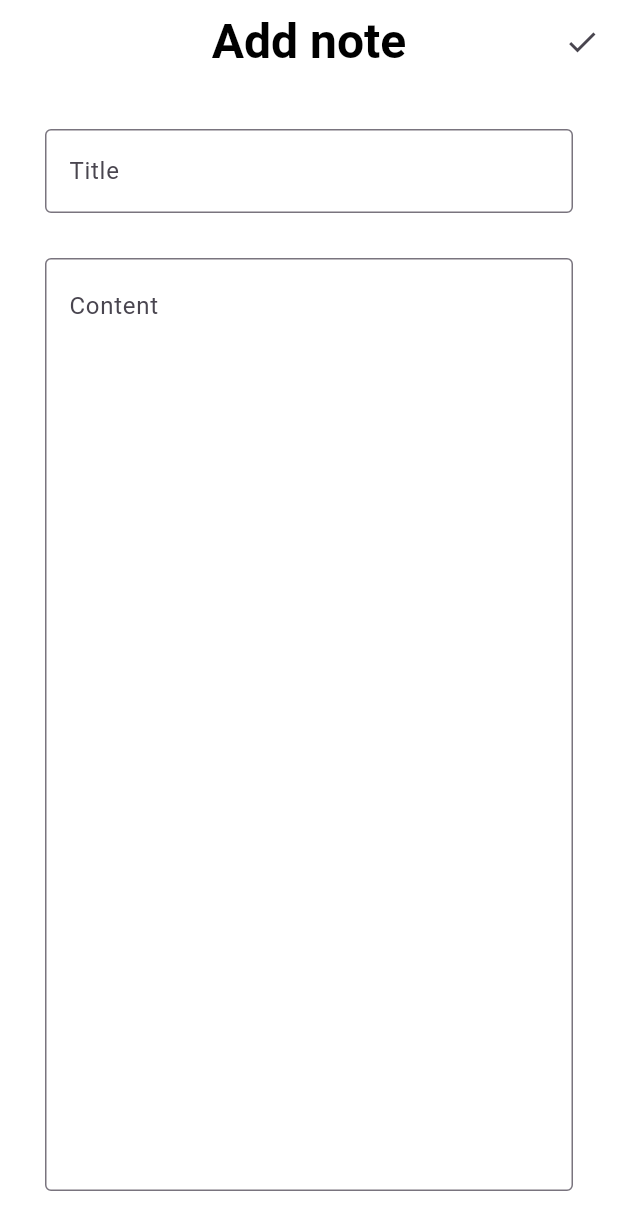
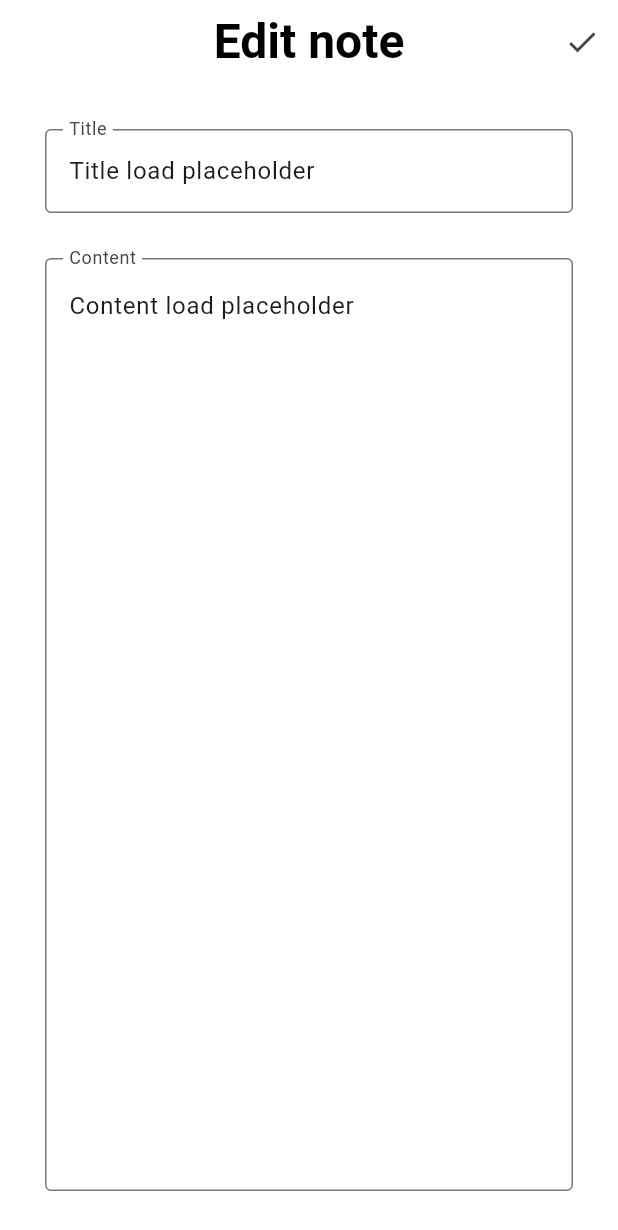
Before and after one commit to YoussefTalaat011/note_app, a Flutter app: the screen it shows after launch, on a phone screen of 412 x 824 dp. Shown: the top 1230 px of the screen. Run offline on Flutter 3.47's test engine with Material 3 defaults, Android fonts, the phone set to English and light mode, and no system bars.

Commit message:
Edit screen completed and merged both add and edit screens in one class

```diff
--- a/lib/add_note_screen.dart
+++ b/lib/add_edit_note_screen.dart
@@ -1,33 +1,43 @@
 import 'package:flutter/material.dart';
 
-class AddNoteScreen extends StatefulWidget {
-  const AddNoteScreen({super.key});
+class AddEditNoteScreen extends StatefulWidget {
+  final String? initialTitle;
+  final String? intialContent;
+
+  const AddEditNoteScreen({super.key, this.initialTitle, this.intialContent});
 
   @override
-  State<AddNoteScreen> createState() => _AddNoteScreenState();
+  State<AddEditNoteScreen> createState() => _AddEditNoteScreenState();
 }
 
-class _AddNoteScreenState extends State<AddNoteScreen> {
-  final titleController = TextEditingController();
-  final contentController = TextEditingController();
+class _AddEditNoteScreenState extends State<AddEditNoteScreen> {
+  bool isEditing = false;
+
+  late final titleController = TextEditingController(text: widget.initialTitle);
+  late final contentController = TextEditingController(
+    text: widget.intialContent,
+  );
 
   void saveNote() {
-    setState(() {
-      if (titleController.text.trim().isEmpty) {
-        Navigator.pop(context);
-      }
-    });
+    if (titleController.text.trim().isEmpty) {
+      Navigator.pop(context);
+      return;
+    }
     // ToDo: Save note to the database
     Navigator.pop(context);
   }
 
   @override
   Widget build(BuildContext context) {
+    if (widget.initialTitle != null) {
+      isEditing = true;
+    }
+
     return Scaffold(
       backgroundColor: Colors.white,
       appBar: AppBar(
         title: Text(
-          "Add note",
+          isEditing ? "Edit note" : "Add note",
           style: TextStyle(
             color: Colors.black,
             fontSize: 32,
--- a/lib/main.dart
+++ b/lib/main.dart
@@ -1,5 +1,5 @@
 import 'package:flutter/material.dart';
-import 'add_note_screen.dart';
+import 'add_edit_note_screen.dart';
 
 void main() {
   runApp(const MyApp());
@@ -12,7 +12,10 @@ class MyApp extends StatelessWidget {
   Widget build(BuildContext context) {
     return MaterialApp(
       debugShowCheckedModeBanner: false,
-      home: AddNoteScreen(),
+      home: AddEditNoteScreen(
+        initialTitle: "Title load placeholder",
+        intialContent: "Content load placeholder",
+      ),
     );
   }
 }
```
